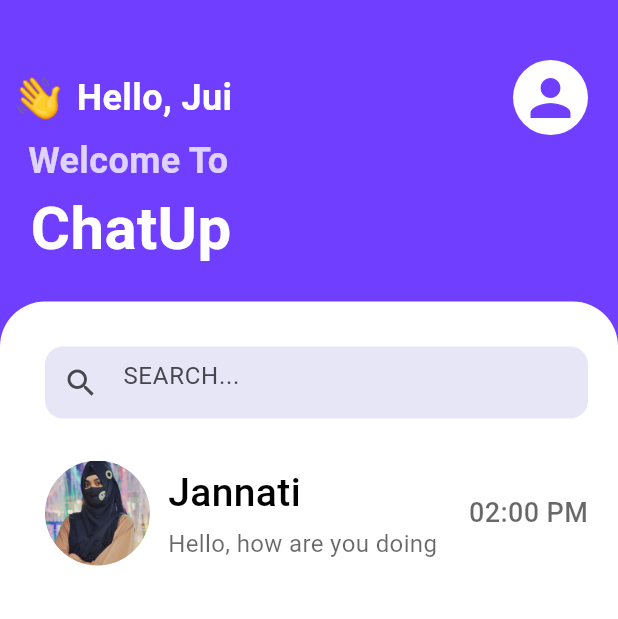
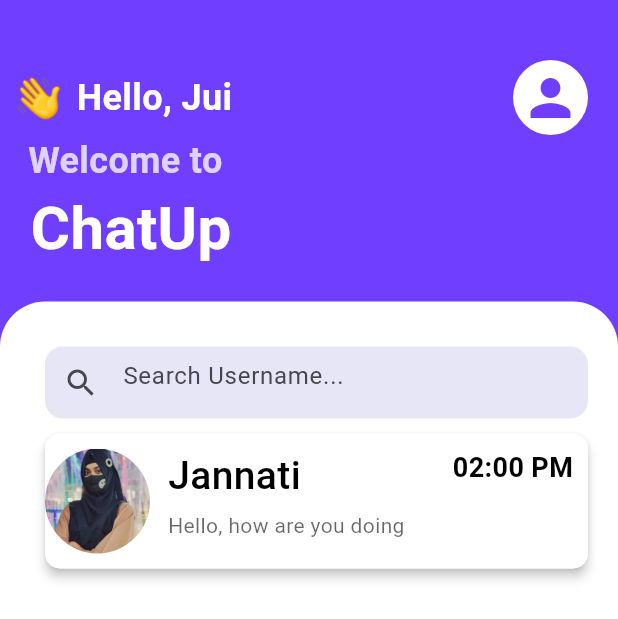
Before and after one commit to jui1960/Chat_App, a Flutter app: the screen it shows after launch, on a phone screen of 412 x 824 dp. Shown: the top 619 px of the screen. Run offline on Flutter 3.47's test engine with Material 3 defaults, Android fonts, the phone set to English and light mode, and no system bars.

Commit message:
home update

```diff
--- a/lib/pages/home.dart
+++ b/lib/pages/home.dart
@@ -1,180 +1,6 @@
-// import 'package:flutter/material.dart';
-
-// class Home extends StatefulWidget {
-//   const Home({super.key});
-
-//   @override
-//   State<Home> createState() => _HomeState();
-// }
-
-// class _HomeState extends State<Home> {
-//   @override
-//   Widget build(BuildContext context) {
-//     return Scaffold(
-//       backgroundColor: Color(0xff703eff),
-//       body: Container(
-//         margin: EdgeInsets.only(top: 40.0),
-//         child: Column(
-//           crossAxisAlignment: CrossAxisAlignment.start,
-//           children: [
-//             Row(
-//               children: [
-//                 Image.asset(
-//                   "images/wave.png",
-//                   height: 50,
-//                   width: 50,
-//                   fit: BoxFit.cover,
-//                 ),
-
-//                 SizedBox(width: 1.0),
-//                 Text(
-//                   "Hello,",
-//                   style: TextStyle(
-//                     color: Colors.white,
-//                     fontSize: 24,
-//                     fontWeight: FontWeight.bold,
-//                   ),
-//                 ),
-
-//                 Text(
-//                   " Jui",
-//                   style: TextStyle(
-//                     color: Colors.white,
-//                     fontSize: 24,
-//                     fontWeight: FontWeight.bold,
-//                   ),
-//                 ),
-
-//                 Spacer(),
-
-//                 Container(
-//                   padding: EdgeInsets.all(5),
-//                   margin: EdgeInsets.only(right: 20.0),
-//                   decoration: BoxDecoration(
-//                     color: Colors.white,
-//                     borderRadius: BorderRadius.circular(30),
-//                   ),
-//                   child: Icon(Icons.person, color: Color(0xff703eff), size: 40),
-//                 ),
-//               ],
-//             ),
-
-//             Text(
-//               "   Welcome to",
-//               style: TextStyle(
-//                 color: Color.fromARGB(197, 255, 255, 255),
-//                 fontSize: 24,
-//                 fontWeight: FontWeight.bold,
-//               ),
-//             ),
-
-//             Text(
-//               "  ChatUp",
-//               style: TextStyle(
-//                 color: Colors.white,
-//                 fontSize: 40.0,
-//                 fontWeight: FontWeight.bold,
-//               ),
-//             ),
-
-//             SizedBox(height: 20.0),
-
-//             Expanded(
-//               child: Container(
-//                 padding: EdgeInsets.only(left: 30.0, right: 20.0),
-//                 width: MediaQuery.of(context).size.width,
-//                 decoration: BoxDecoration(
-//                   color: Colors.white,
-//                   borderRadius: BorderRadius.only(
-//                     topLeft: Radius.circular(30),
-//                     topRight: Radius.circular(30),
-//                   ),
-//                 ),
-//                 child: Column(
-//                   children: [
-//                     SizedBox(height: 30.0),
-//                     Container(
-//                       // padding: EdgeInsets.all(10),
-//                       decoration: BoxDecoration(
-//                         color: Color.fromARGB(255, 230, 230, 247),
-//                         borderRadius: BorderRadius.circular(12),
-//                       ),
-//                       child: TextField(
-//                         decoration: InputDecoration(
-//                           border: InputBorder.none,
-//                           prefixIcon: Icon(Icons.search),
-//                           hintText: "Search Username...",
-//                         ),
-//                       ),
-//                     ),
-//                     SizedBox(height: 20.0),
-//                     Container(
-//                       decoration: BoxDecoration(color: Colors.white),
-//                       width: MediaQuery.of(context).size.width,
-//                       child: Row(
-//                         crossAxisAlignment: CrossAxisAlignment.start,
-//                         children: [
-//                           ClipRRect(
-//                             borderRadius: BorderRadius.circular(60),
-//                             child: Image.asset(
-//                               "images/jui.png",
-//                               height: 70,
-//                               width: 70,
-//                               fit: BoxFit.cover,
-//                             ),
-//                           ),
-
-//                           SizedBox(width: 10.0),
-
-//                           Column(
-//                             crossAxisAlignment: CrossAxisAlignment.start,
-//                             mainAxisAlignment: MainAxisAlignment.center,
-//                             children: [
-//                               Text(
-//                                 "Jannati",
-//                                 style: TextStyle(
-//                                   color: Colors.black,
-//                                   fontSize: 30.0,
-//                                   fontWeight: FontWeight.w400,
-//                                 ),
-//                               ),
-
-//                               Text(
-//                                 " Hello, how are you doing",
-//                                 textAlign: TextAlign.center,
-//                                 style: TextStyle(
-//                                   color: Color.fromARGB(151, 0, 0, 0),
-//                                   fontSize: 18.0,
-//                                   fontWeight: FontWeight.w400,
-//                                 ),
-//                               ),
-//                             ],
-//                           ),
-//                           Text(
-//                             "02:00 PM",
-//                             style: TextStyle(
-//                               color: Color.fromARGB(151, 0, 0, 0),
-//                               fontSize: 20.0,
-//                               fontWeight: FontWeight.w400,
-//                             ),
-//                           ),
-//                         ],
-//                       ),
-//                     ),
-//                   ],
-//                 ),
-//               ),
-//             ),
-//           ],
-//         ),
-//       ),
-//     );
-//   }
-// }
-
-
 
 import 'package:flutter/material.dart';
+
 class Home extends StatefulWidget {
   const Home({super.key});
 
@@ -186,12 +12,13 @@ class _HomeState extends State<Home> {
   @override
   Widget build(BuildContext context) {
     return Scaffold(
-      backgroundColor: Color(0xff703eff),
+      backgroundColor: const Color(0xff703eff),
       body: Container(
-        margin: EdgeInsets.only(top: 40.0),
+        margin: const EdgeInsets.only(top: 40.0),
         child: Column(
           crossAxisAlignment: CrossAxisAlignment.start,
           children: [
+            // ======= HEADER =======
             Row(
               children: [
                 Image.asset(
@@ -201,9 +28,9 @@ class _HomeState extends State<Home> {
                   fit: BoxFit.cover,
                 ),
 
-                SizedBox(width: 1.0),
+                const SizedBox(width: 1.0),
 
-                Text(
+                const Text(
                   "Hello,",
                   style: TextStyle(
                     color: Colors.white,
@@ -212,7 +39,7 @@ class _HomeState extends State<Home> {
                   ),
                 ),
 
-                Text(
+                const Text(
                   " Jui",
                   style: TextStyle(
                     color: Colors.white,
@@ -221,22 +48,23 @@ class _HomeState extends State<Home> {
                   ),
                 ),
 
-                Spacer(),
+                const Spacer(),
 
                 Container(
-                  padding: EdgeInsets.all(5),
-                  margin: EdgeInsets.only(right: 20.0),
+                  padding: const EdgeInsets.all(5),
+                  margin: const EdgeInsets.only(right: 20.0),
                   decoration: BoxDecoration(
                     color: Colors.white,
                     borderRadius: BorderRadius.circular(30),
                   ),
-                  child: Icon(Icons.person, color: Color(0xff703eff), size: 40),
+                  child: const Icon(Icons.person,
+                      color: Color(0xff703eff), size: 40),
                 ),
               ],
             ),
 
-            Text(
-              "   Welcome To",
+            const Text(
+              "   Welcome to",
               style: TextStyle(
                 color: Color.fromARGB(197, 255, 255, 255),
                 fontSize: 24,
@@ -244,7 +72,7 @@ class _HomeState extends State<Home> {
               ),
             ),
 
-            Text(
+            const Text(
               "  ChatUp",
               style: TextStyle(
                 color: Colors.white,
@@ -253,13 +81,14 @@ class _HomeState extends State<Home> {
               ),
             ),
 
-            SizedBox(height: 20.0),
+            const SizedBox(height: 20.0),
 
+            // ======= WHITE BODY BOX =======
             Expanded(
               child: Container(
-                padding: EdgeInsets.only(left: 30.0, right: 20.0),
+                padding: const EdgeInsets.only(left: 30.0, right: 20.0),
                 width: MediaQuery.of(context).size.width,
-                decoration: BoxDecoration(
+                decoration: const BoxDecoration(
                   color: Colors.white,
                   borderRadius: BorderRadius.only(
                     topLeft: Radius.circular(30),
@@ -268,30 +97,39 @@ class _HomeState extends State<Home> {
                 ),
                 child: Column(
                   children: [
-                    SizedBox(height: 30.0),
+                    const SizedBox(height: 30.0),
 
-                    // SEARCH BOX
+                    // ===== SEARCH BOX =====
                     Container(
                       decoration: BoxDecoration(
-                        color: Color.fromARGB(255, 230, 230, 247),
+                        color: const Color.fromARGB(255, 230, 230, 247),
                         borderRadius: BorderRadius.circular(12),
                       ),
-                      child: TextField(
+                      child: const TextField(
                         decoration: InputDecoration(
                           border: InputBorder.none,
                           prefixIcon: Icon(Icons.search),
-                          hintText: "SEARCH...",
+                          hintText: "Search Username...",
                         ),
                       ),
                     ),
 
-                    SizedBox(height: 20.0),
+                    const SizedBox(height: 10.0),
 
-                    // USER CHAT CARD
-                    Container(
+                    // ======= CHAT CARD =======
+                    Material(
+                      elevation: 3.0,
+                      borderRadius: BorderRadius.circular(10),
+                      child: Container(
+                        decoration: BoxDecoration(
+                          color: Colors.white,
+                          borderRadius: BorderRadius.circular(10),
+                        ),
                         width: MediaQuery.of(context).size.width,
-                      padding: EdgeInsets.symmetric(vertical: 8),
+                        padding: const EdgeInsets.symmetric(vertical: 10),
                         child: Row(
+                          // mainAxisAlignment: MainAxisAlignment.spaceBetween,
+                          crossAxisAlignment: CrossAxisAlignment.start,
                           children: [
                             // PROFILE IMAGE
                             ClipRRect(
@@ -304,12 +142,13 @@ class _HomeState extends State<Home> {
                               ),
                             ),
 
-                          SizedBox(width: 12.0),
+                            const SizedBox(width: 12.0),
 
                             // NAME + MESSAGE
-                          Column(
+                            Expanded(
+                              child: Column(
                                 crossAxisAlignment: CrossAxisAlignment.start,
-                            children: [
+                                children: const [
                                   Text(
                                     "Jannati",
                                     style: TextStyle(
@@ -325,24 +164,28 @@ class _HomeState extends State<Home> {
                                     "Hello, how are you doing",
                                     style: TextStyle(
                                       color: Color.fromARGB(151, 0, 0, 0),
-                                  fontSize: 16.0,
+                                      fontSize: 14.0,
                                     ),
                                   ),
                                 ],
                               ),
+                            ),
 
-                          Spacer(),
-
-                          // TIME
-                          Text(
+                            // TIME TEXT
+                            const Padding(
+                              padding: EdgeInsets.only(right: 10.0,),
+                              child: Text(
                                 "02:00 PM",
                                 style: TextStyle(
-                              color: Color.fromARGB(151, 0, 0, 0),
+                                  // color: Color.fromARGB(151, 0, 0, 0),
+                                  color: Colors.black,
                                   fontSize: 18.0,
-                              fontWeight: FontWeight.w500,
+                                  fontWeight: FontWeight.bold,
+                                ),
                               ),
                             ),
                           ],
+                        ),
                       ),
                     ),
                   ],
```
Lines whose indentation alone changed are shown as unchanged.
